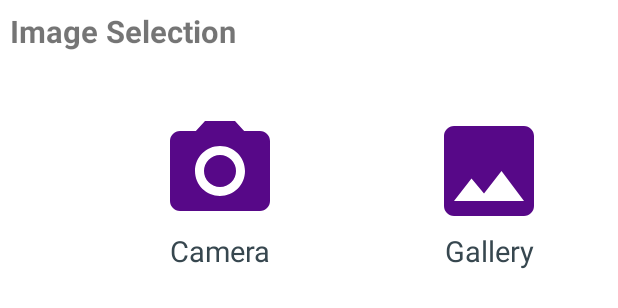
After one commit to kaustubhbhagwat/FavDish, an Android app: the layout dialog_custom_image_selection.xml on its own in the app's theme, with its tools: preview values and no code run, on a phone screen of 412 x 824 dp. The commit adds this screen. Shown: the top 308 px of the screen. Run offline under Robolectric (Android 15) with nearby library versions, the phone set to English and light mode, and no system bars.

Commit message:
android camera permission

```diff
--- a/app/build.gradle
+++ b/app/build.gradle
@@ -52,4 +52,8 @@ dependencies {
     // intUit SDP
     implementation 'com.intuit.sdp:sdp-android:1.1.0'
 
+    // Dexter permissions library
+    implementation 'com.karumi:dexter:6.2.3'
+
+
 }
--- /dev/null
+++ b/app/src/main/res/drawable/baseline_camera_alt_24.xml
@@ -0,0 +1,6 @@
+<vector android:height="80dp" android:tint="#570888"
+    android:viewportHeight="24" android:viewportWidth="24"
+    android:width="80dp" xmlns:android="http://schemas.android.com/apk/res/android">
+    <path android:fillColor="@android:color/white" android:pathData="M12,12m-3.2,0a3.2,3.2 0,1 1,6.4 0a3.2,3.2 0,1 1,-6.4 0"/>
+    <path android:fillColor="@android:color/white" android:pathData="M9,2L7.17,4L4,4c-1.1,0 -2,0.9 -2,2v12c0,1.1 0.9,2 2,2h16c1.1,0 2,-0.9 2,-2L22,6c0,-1.1 -0.9,-2 -2,-2h-3.17L15,2L9,2zM12,17c-2.76,0 -5,-2.24 -5,-5s2.24,-5 5,-5 5,2.24 5,5 -2.24,5 -5,5z"/>
+</vector>
--- /dev/null
+++ b/app/src/main/res/drawable/baseline_image_24.xml
@@ -0,0 +1,5 @@
+<vector android:height="80dp" android:tint="#570888"
+    android:viewportHeight="24" android:viewportWidth="24"
+    android:width="80dp" xmlns:android="http://schemas.android.com/apk/res/android">
+    <path android:fillColor="@android:color/white" android:pathData="M21,19V5c0,-1.1 -0.9,-2 -2,-2H5c-1.1,0 -2,0.9 -2,2v14c0,1.1 0.9,2 2,2h14c1.1,0 2,-0.9 2,-2zM8.5,13.5l2.5,3.01L14.5,12l4.5,6H5l3.5,-4.5z"/>
+</vector>
--- /dev/null
+++ b/app/src/main/res/layout/dialog_custom_image_selection.xml
@@ -0,0 +1,57 @@
+<?xml version="1.0" encoding="utf-8"?>
+<androidx.constraintlayout.widget.ConstraintLayout xmlns:android="http://schemas.android.com/apk/res/android"
+    android:layout_width="match_parent"
+    android:layout_height="wrap_content"
+    xmlns:app="http://schemas.android.com/apk/res-auto"
+    android:padding="@dimen/_5sdp"
+    app:chainUseRtl="true">
+
+
+    <TextView
+        android:id="@+id/tv_title"
+        android:layout_width="match_parent"
+        android:layout_height="wrap_content"
+        android:layout_marginBottom="39dp"
+        android:text="@string/image_selection"
+        android:textSize="@dimen/_16sdp"
+        android:textStyle="bold"
+        app:layout_constraintBottom_toTopOf="@+id/tv_camera"
+        app:layout_constraintLeft_toLeftOf="parent"
+        app:layout_constraintRight_toRightOf="parent"
+        app:layout_constraintTop_toTopOf="parent" />
+
+    <TextView
+        android:id="@+id/tv_camera"
+        android:layout_width="wrap_content"
+        android:layout_height="wrap_content"
+        android:layout_margin="@dimen/_30sdp"
+        android:drawableTop="@drawable/baseline_camera_alt_24"
+        android:foreground="?attr/selectableItemBackground"
+        android:gravity="center"
+        android:text="@string/camera"
+        android:textColor="@color/blue_grey_700"
+        android:textSize="@dimen/_15sdp"
+        app:layout_constraintBottom_toBottomOf="parent"
+        app:layout_constraintEnd_toStartOf="@+id/tv_gallery"
+        app:layout_constraintHorizontal_chainStyle="spread"
+        app:layout_constraintStart_toStartOf="parent" />
+
+    <TextView
+        android:id="@+id/tv_gallery"
+        android:layout_width="wrap_content"
+        android:layout_height="wrap_content"
+        android:layout_margin="@dimen/_30sdp"
+        android:layout_marginTop="347dp"
+        android:layout_marginBottom="192dp"
+        android:drawableTop="@drawable/baseline_image_24"
+        android:foreground="?attr/selectableItemBackground"
+        android:gravity="center"
+        android:text="Gallery"
+        android:textColor="@color/blue_grey_700"
+        android:textSize="@dimen/_15sdp"
+        app:layout_constraintBottom_toBottomOf="parent"
+        app:layout_constraintEnd_toEndOf="parent"
+        app:layout_constraintTop_toBottomOf="@+id/tv_title" />
+
+
+</androidx.constraintlayout.widget.ConstraintLayout>
--- a/app/src/main/res/values/strings.xml
+++ b/app/src/main/res/values/strings.xml
@@ -14,4 +14,6 @@
     <string name="lbl_ingredients">Ingredients</string>
     <string name="lbl_direction_to_cook">Direction To Cook</string>
     <string name="lbl_cooking_time">Cooking Time</string>
+    <string name="camera">Camera</string>
+    <string name="image_selection">Image Selection</string>
 </resources>
```
Also changed, not shown: app/src/main/AndroidManifest.xml (+11 -0 lines), app/src/main/java/com/example/favdish/view/activites/AddUpdateFavDishActivity.kt (+100 -2 lines).
